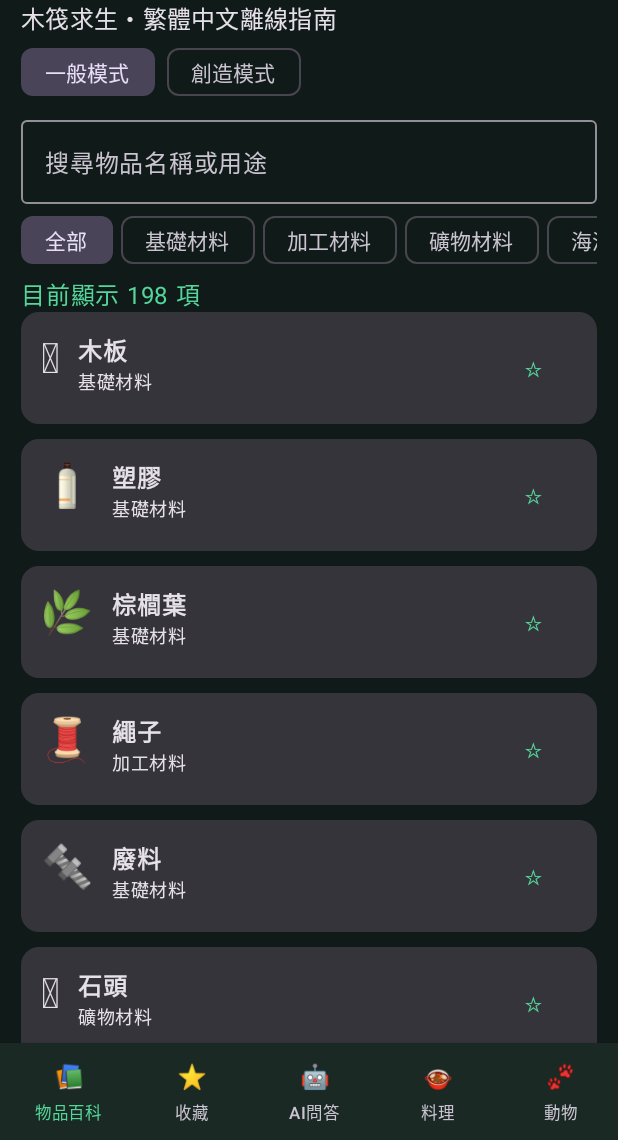
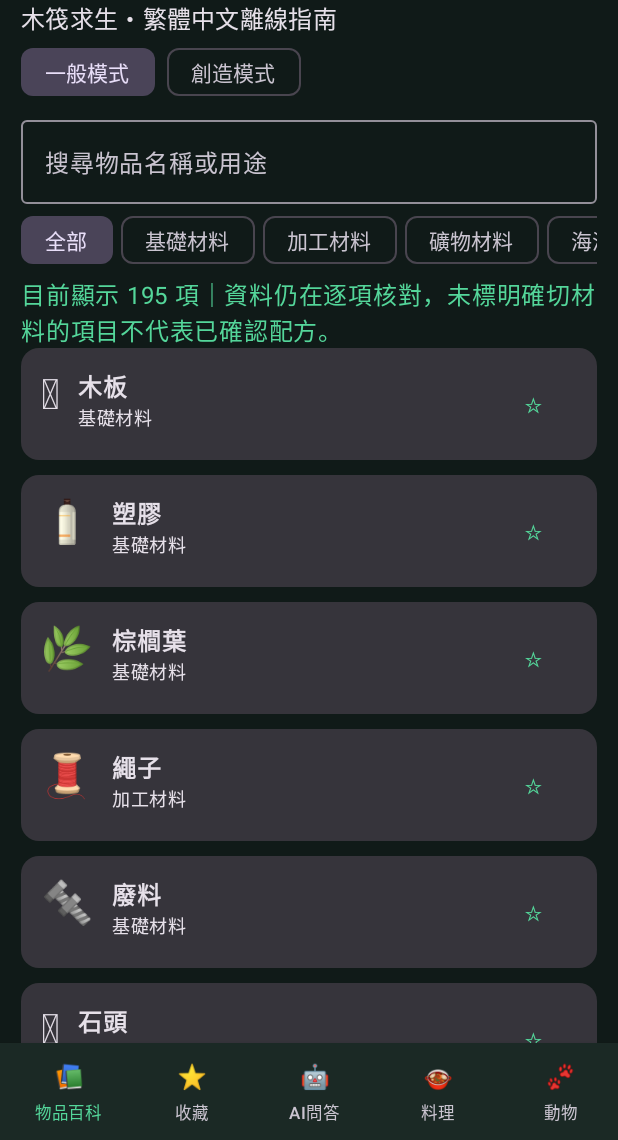
Before and after one commit to a0906701882-byte/raft-guide, an Android app built with Jetpack Compose: the screen it shows after launch (MainActivity), on a phone screen of 412 x 824 dp, the part 96-1236 px from its top. Run offline under Robolectric (Android 15) with nearby library versions, the phone set to English and light mode, and no system bars.

Commit message:
校對 Raft 物品、藍圖與島嶼資料

```diff
--- a/app/src/main/java/com/watermelon/raftguide/MainActivity.kt
+++ b/app/src/main/java/com/watermelon/raftguide/MainActivity.kt
@@ -27,7 +27,7 @@ private val data = listOf(
 RaftItem("木板","Plank","基礎材料","🪵","建造木筏、設備及作為燃料。","海面漂流物、桶子、木箱。","直接使用於建築與多種配方。"),
 RaftItem("塑膠","Plastic","基礎材料","🧴","製作工具、設備與建築。","海面漂流物、桶子、木箱。","多數配方直接使用。"),
 RaftItem("棕櫚葉","Palm Leaf","基礎材料","🌿","製作繩子、帆與設備。","海面漂流物、棕櫚樹。","4 片棕櫚葉可製作 1 條繩子。"),
-RaftItem("繩子","Rope","加工材料","🧵","常見工具與設備材料。","以棕櫚葉製作。","4 棕櫚葉 → 1 繩子。"),
+RaftItem("繩子","Rope","加工材料","🧵","常見工具與設備材料。","以棕櫚葉製作。","2 棕櫚葉 → 1 繩子。"),
 RaftItem("廢料","Scrap","基礎材料","🔩","製作金屬設備與零件。","島嶼周圍海底、木箱。","依研究解鎖配方使用。"),
 RaftItem("石頭","Stone","礦物材料","🪨","工具與部分設備材料。","島嶼周圍海底。","依研究解鎖配方使用。"),
 RaftItem("沙子","Sand","礦物材料","🏖️","製作玻璃、乾燥磚。","島嶼周圍海底。","熔爐加工可製成玻璃。"),
@@ -228,8 +228,8 @@ RaftItem("床","Bed","家具","🛏️","木筏上的休息家具。","製作選
 RaftItem("簡易床","Simple Bed","家具","🛏️","休息並設定重生點。","製作選單製作。","依遊戲內配方表。"),
 RaftItem("生質燃料槽","Biofuel Tank","燃料設備","🛢️","儲存生質燃料。","取得藍圖並研究解鎖。","搭配燃料管線使用。"),
 RaftItem("金屬魚竿","Metal Fishing Rod","工具","🎣","釣魚用具。","研究解鎖後製作。","依遊戲內配方表。"),
-RaftItem("高級魚竿","Metal Fishing Rod","工具","🎣","釣魚用具。","研究解鎖後製作。","依遊戲內配方表。"),
-RaftItem("空水壺","Canteen","容器","🫗","攜帶飲用水。","製作或藍圖解鎖。","依遊戲內配方表。"),
+
+
 RaftItem("裝飾木板","Detail Plank","建築裝飾","🪵","調整木筏建築外觀細節。","藍圖解鎖或裝飾內容取得。","建築裝飾用途。"),
 RaftItem("電動滑索工具","Electric Zipline Tool","交通設備","🚡","沿滑索移動。","藍圖解鎖後製作。","依遊戲內配方表。"),
 RaftItem("高級電池","Advanced Battery","電力設備","🔋","為設備供電。","藍圖解鎖後製作。","依遊戲內配方表。"),
@@ -244,7 +244,7 @@ RaftItem("開發者畫作","Developer Paintings","裝飾","🖼️","特殊收
 RaftItem("機械鴨","Scrap Mechanic Duck","收藏品","🦆","特殊收藏裝飾。","探索或特殊內容取得。","收藏用途。"),
 RaftItem("剩菜","Leftovers","食物","🥣","料理失敗或不符合食譜時取得。","料理鍋製作結果。","依食譜卡正確放入材料可製成指定料理。"),
 RaftItem("紅莓果汁材料","Pineberry","食物","🍓","果汁材料。","島嶼探索取得。","依榨汁機食譜卡使用。"),
-RaftItem("魚類料理材料","魚類食材","食物","🐟","料理鍋食譜常用材料。","釣魚取得。","依遊戲內食譜卡片核對種類與份量。"),
+
 )
 private val islands = listOf(
 "小型島嶼" to "常見植物與海岸資源區。可留意棕櫚樹、作物與周圍淺海資源。",
@@ -258,9 +258,9 @@ private val islands = listOf(
 "瓦魯納角" to "第三章故事地點。水下建築與多層探索區域，留意筆記及藍圖。",
 "坦佩雷斯" to "第三章故事地點。冰雪環境，包含研究設施、交通設施與故事線索。",
 "烏托邦" to "第三章最終故事地點。包含多個區域、謎題與故事收尾內容。",
-"交易站 Trading Post" to "大型島嶼可能出現的交易設施，可使用交易貨幣兌換商品與特殊食譜。",
-"水下珊瑚礁" to "島嶼周圍的水下探索區域，可找到沙子、黏土、礦石及其他海洋材料。",
-"廢棄木筏" to "海上探索地點之一，可能找到補給與食譜線索。"
+"交易站 Trading Post" to "這是大型島嶼上的交易設施，不是獨立島嶼。可使用交易站貨幣與聲望兌換商品及部分藍圖。",
+"水下珊瑚礁" to "這是島嶼周圍的水下探索區域，不是獨立島嶼；海床可採集沙子、黏土、礦石與其他材料。",
+"廢棄木筏" to "這是海上的探索興趣點，不是島嶼；可留意木筏上的補給箱與可收集物。"
 )
 
 
@@ -272,38 +272,38 @@ private val animalInfo = listOf(
 "海鷗 Seagull" to "可能停留在鳥巢附近；留意種植區作物的保護。"
 )
 private val blueprintInfo = listOf(
-"進階電池" to "進階電池藍圖：解鎖較高階的電力儲存設備。",
-"進階生質燃料精煉器" to "進階生質燃料精煉器藍圖：解鎖燃料加工設備。",
-"進階頭燈" to "進階頭燈藍圖：解鎖照明裝備。",
-"進階大型種植箱" to "進階大型種植箱藍圖：解鎖大型種植設備。",
-"進階中型種植箱" to "進階中型種植箱藍圖：解鎖中型種植設備。",
-"進階小型種植箱" to "進階小型種植箱藍圖：解鎖小型種植設備。",
-"進階固定式錨" to "進階固定式錨藍圖：解鎖固定木筏設備。",
-"天線" to "天線藍圖：接收器定位系統的組件。",
-"電池充電器" to "電池充電器藍圖：解鎖電池充電設備。",
-"大型背包" to "大型背包藍圖：解鎖容量較大的背包。",
-"生質燃料精煉器" to "生質燃料精煉器藍圖：解鎖燃料加工設備。",
-"水壺" to "水壺藍圖：解鎖便攜式飲水容器。",
-"細節木板" to "細節木板藍圖：解鎖建築外觀細節。",
-"電動烤架" to "電動烤架藍圖：解鎖電力烹飪設備。",
-"電動淨水器" to "電動淨水器藍圖：解鎖電力淨水設備。",
-"電動熔爐" to "電動熔爐藍圖：解鎖電力加工設備。",
-"電動滑索工具" to "電動滑索工具藍圖：解鎖滑索交通裝備。",
-"引擎" to "引擎藍圖：解鎖木筏動力設備。",
-"引擎控制器" to "引擎控制器藍圖：集中控制引擎。",
-"燃料管" to "燃料管藍圖：解鎖燃料輸送管線。",
-"燃料槽" to "燃料槽藍圖：解鎖燃料儲存設備。",
-"頭燈" to "頭燈藍圖：解鎖照明裝備。",
-"大型儲物箱" to "大型儲物箱藍圖：解鎖大型收納設備。",
-"金屬探測器" to "金屬探測器藍圖：解鎖探索用探測設備。",
-"接收器" to "接收器藍圖：解鎖故事訊號定位設備。",
-"回收機" to "回收機藍圖：解鎖資源回收設備。",
-"方向盤" to "方向盤藍圖：解鎖木筏方向控制設備。",
-"水管" to "水管藍圖：解鎖水路輸送設備。",
-"水箱" to "水箱藍圖：解鎖淡水儲存設備。",
-"風力發電機" to "風力發電機藍圖：解鎖風力供電設備。",
-"滑索" to "滑索藍圖：解鎖滑索設施。",
-"滑索工具" to "滑索工具藍圖：解鎖滑索移動裝備。"
+"進階電池" to "進階電池藍圖：位於瓦魯納角的故事探索區域。",
+"進階生質燃料精煉器" to "進階生質燃料精煉器藍圖：位於坦佩雷斯的故事探索區域。",
+"進階頭燈" to "進階頭燈藍圖：位於瓦魯納角的故事探索區域。",
+"進階大型種植箱" to "進階大型種植箱藍圖：可在交易站取得。",
+"進階中型種植箱" to "進階中型種植箱藍圖：可在交易站取得。",
+"進階小型種植箱" to "進階小型種植箱藍圖：可在交易站取得。",
+"進階固定式錨" to "進階固定式錨藍圖：位於坦佩雷斯的故事探索區域。",
+"天線" to "天線藍圖：可從漂流木桶中取得。",
+"電池充電器" to "電池充電器藍圖：位於商隊小鎮。",
+"大型背包" to "大型背包藍圖：位於烏托邦。",
+"生質燃料精煉器" to "生質燃料精煉器藍圖：位於巴爾博亞島。",
+"水壺" to "水壺藍圖：可在交易站取得。",
+"細節木板" to "細節木板藍圖：可在交易站取得。",
+"電動烤架" to "電動烤架藍圖：位於瓦魯納角的故事探索區域。",
+"電動淨水器" to "電動淨水器藍圖：位於唐加羅瓦。",
+"電動熔爐" to "電動熔爐藍圖：位於坦佩雷斯的故事探索區域。",
+"電動滑索工具" to "電動滑索工具藍圖：位於烏托邦。",
+"引擎" to "引擎藍圖：位於瓦薩加坦。",
+"引擎控制器" to "引擎控制器藍圖：位於商隊小鎮。",
+"燃料管" to "燃料管藍圖：位於巴爾博亞島。",
+"燃料槽" to "燃料槽藍圖：位於巴爾博亞島。",
+"頭燈" to "頭燈藍圖：位於無線電塔。",
+"大型儲物箱" to "大型儲物箱藍圖：位於唐加羅瓦。",
+"金屬探測器" to "金屬探測器藍圖：位於商隊小鎮。",
+"接收器" to "接收器藍圖：可從漂流木桶中取得。",
+"回收機" to "回收機藍圖：位於無線電塔。",
+"方向盤" to "方向盤藍圖：位於瓦薩加坦。",
+"水管" to "水管藍圖：位於唐加羅瓦。",
+"水箱" to "水箱藍圖：位於唐加羅瓦。",
+"風力發電機" to "風力發電機藍圖：位於瓦魯納角的故事探索區域。",
+"滑索" to "滑索藍圖：位於商隊小鎮。",
+"滑索工具" to "滑索工具藍圖：位於商隊小鎮。"
 )
 private val recipeInfo = listOf(
 "燒烤拼盤" to "料理鍋食譜。食材與數量請依遊戲內 Recipe: BBQ 卡片確認。",
@@ -469,7 +469,7 @@ fun GuideApp(){
  if(page=="物品百科")LazyRow(horizontalArrangement=Arrangement.spacedBy(5.dp)){items(categories){c->FilterChip(selected=category==c,onClick={category=c},label={Text(c)})}}
  if(chosen==null){
  val list=if(page=="收藏")favoriteItems else filtered
- Text("目前顯示 "+list.size+" 項",color=MaterialTheme.colorScheme.primary)
+ Text("目前顯示 "+list.size+" 項｜資料仍在逐項核對，未標明確切材料的項目不代表已確認配方。",color=MaterialTheme.colorScheme.primary)
  LazyColumn(Modifier.weight(1f).fillMaxWidth(),verticalArrangement=Arrangement.spacedBy(10.dp),contentPadding=PaddingValues(bottom=32.dp)){
  items(list,key={it.name+it.cat},contentType={"raft_item"}){item->Card(Modifier.fillMaxWidth().clickable{chosen=item}){
  Row(Modifier.padding(13.dp),horizontalArrangement=Arrangement.spacedBy(12.dp)){
@@ -547,9 +547,9 @@ fun GuideApp(){
     Text(selectedBlueprint!!.second)
     HorizontalDivider()
     Text("如何解鎖",fontWeight=FontWeight.Bold)
-    Text("找到藍圖後，帶回木筏並在研究桌完成研究，才會解鎖對應製作項目。部分藍圖需要推進故事或探索特定地點才能取得。")
+    Text("藍圖拾取後會自動記錄到研究桌，不必再把藍圖放進研究桌。要製作對應設備，仍需在研究桌研究所需材料並解鎖項目。")
     Text("使用提醒",fontWeight=FontWeight.Bold)
-    Text("解鎖後可在製作選單查看所需材料。若尚未顯示配方，請確認研究桌是否已研究藍圖及相關材料。")
+    Text("藍圖解鎖的是對應製作項目；材料研究仍然必要。解鎖後可在製作選單查看實際所需材料。")
     Text("目前未逐張核實所有藍圖的精確拾取位置，因此不提供未確認座標。",style=MaterialTheme.typography.bodySmall)
    }}
   }
@@ -584,7 +584,7 @@ fun GuideApp(){
     Text("探索提示",fontWeight=FontWeight.Bold)
     val storyPlace=selectedIsland!!.first in listOf("無線電塔","瓦薩加坦","巴爾博亞島","商隊小鎮","唐加羅瓦","瓦魯納角","坦佩雷斯","烏托邦")
     Text(if(storyPlace)"這是故事進度相關地點。留意筆記、藍圖、密碼或環境線索；依接收器顯示的座標前往，座標可能因存檔而不同。" else "沿海岸與島嶼周圍海床探索，留意資源、補給與可互動物件。世界生成與遊戲進度可能影響遇到的內容。")
-    Text("此頁提供通用探索指南；未確認的固定座標與掉落清單不會當成確定資訊。",style=MaterialTheme.typography.bodySmall)
+    Text("此頁提供通用探索指南；交易站、水下珊瑚礁與廢棄木筏屬於探索地點或設施，並非獨立島嶼。未確認的固定座標與掉落清單不會當成確定資訊。",style=MaterialTheme.typography.bodySmall)
    }}
   }
  }
```
